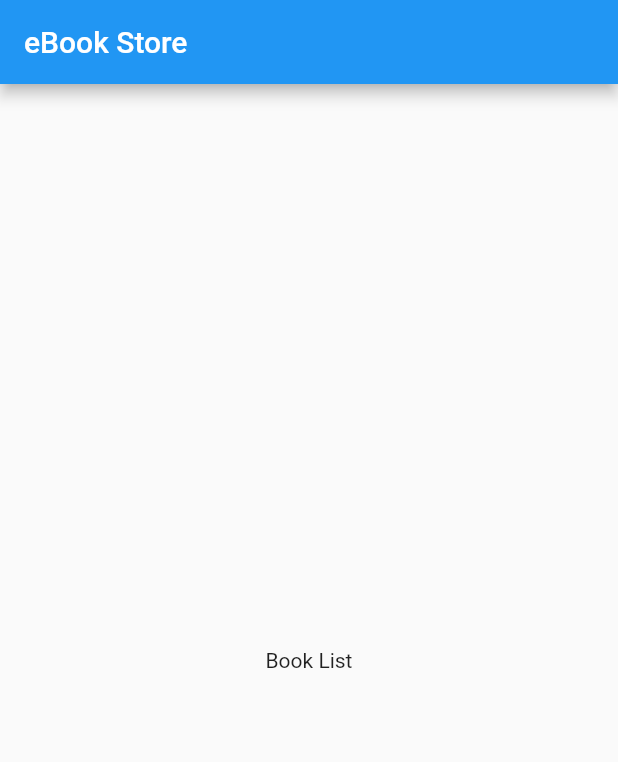
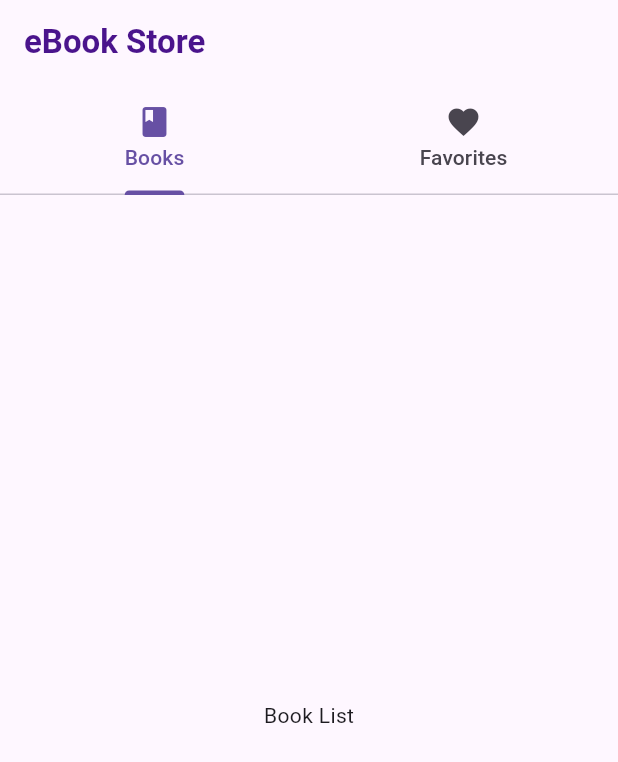
Before and after one commit to LeandroSimo/eBook-store-flutter, a Flutter app: the screen it shows after launch, on a phone screen of 412 x 824 dp. Shown: the top 762 px of the screen. Run offline on Flutter 3.47's test engine with Material 2 defaults, Android fonts, the light colour scheme and no system bars; our stand-ins replace equatable.

Commit message:
feat: adding TabBarViewScreen

```diff
--- a/lib/app_widget.dart
+++ b/lib/app_widget.dart
@@ -1,6 +1,6 @@
 import 'package:flutter/material.dart';
 
-import 'package:teste_escribo_app/src/pages/book_lista_page.dart';
+import 'package:teste_escribo_app/src/presentation/views/tab_bar_view_screen.dart';
 
 class AppWidget extends StatelessWidget {
   const AppWidget({super.key});
@@ -8,7 +8,10 @@ class AppWidget extends StatelessWidget {
   @override
   Widget build(BuildContext context) {
     return MaterialApp(
-      home: BookListPage(),
+      debugShowCheckedModeBanner: false,
+      title: 'eBook Store',
+      theme: ThemeData(useMaterial3: true),
+      home: const TabBarViewScreen(),
     );
   }
 }
--- a/lib/src/pages/book_lista_page.dart
+++ b/lib/src/presentation/pages/book_lista_page.dart
@@ -9,9 +9,6 @@ class _BookListPageState extends State<BookListPage> {
   @override
   Widget build(BuildContext context) {
     return Scaffold(
-      appBar: AppBar(
-        title: Text('eBook Store'),
-      ),
       body: Center(
         child: Text('Book List'),
       ),
--- /dev/null
+++ b/lib/src/presentation/views/tab_bar_view_screen.dart
@@ -0,0 +1,62 @@
+import 'package:flutter/material.dart';
+import 'package:teste_escribo_app/src/presentation/pages/book_lista_page.dart';
+
+class TabBarViewScreen extends StatefulWidget {
+  const TabBarViewScreen({super.key});
+
+  @override
+  State<TabBarViewScreen> createState() => _TabBarViewScreenState();
+}
+
+class _TabBarViewScreenState extends State<TabBarViewScreen>
+    with TickerProviderStateMixin {
+  late final TabController _tabController;
+
+  @override
+  void initState() {
+    super.initState();
+    _tabController = TabController(length: 2, vsync: this);
+  }
+
+  @override
+  void dispose() {
+    _tabController.dispose();
+    super.dispose();
+  }
+
+  @override
+  Widget build(BuildContext context) {
+    return Scaffold(
+      appBar: AppBar(
+          title: Text(
+            'eBook Store',
+            style: TextStyle(
+              fontWeight: FontWeight.w600,
+              color: Colors.purple.shade900,
+            ),
+          ),
+          bottom: TabBar(
+            controller: _tabController,
+            tabs: const [
+              Tab(
+                icon: Icon(Icons.book),
+                text: 'Books',
+              ),
+              Tab(
+                icon: Icon(Icons.favorite),
+                text: 'Favorites',
+              ),
+            ],
+          )),
+      body: TabBarView(
+        controller: _tabController,
+        children: [
+          BookListPage(),
+          const Center(
+            child: Text('Cart'),
+          ),
+        ],
+      ),
+    );
+  }
+}
```
